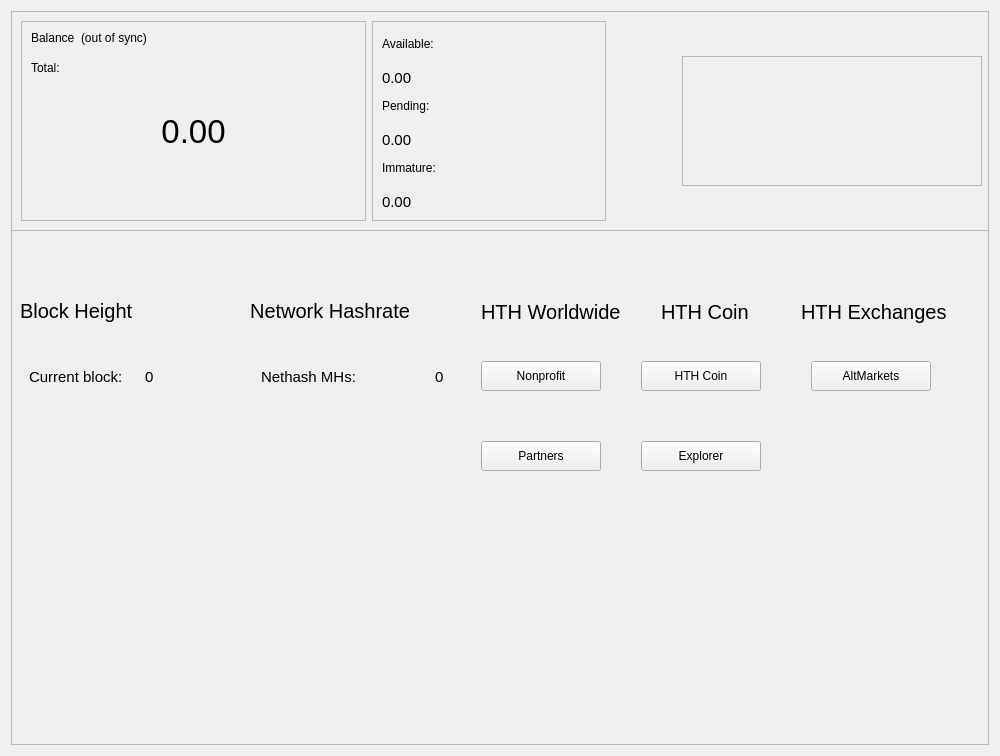
Qt form src/qt/forms/overviewpage.ui (barrystyle/hth) before a commit.
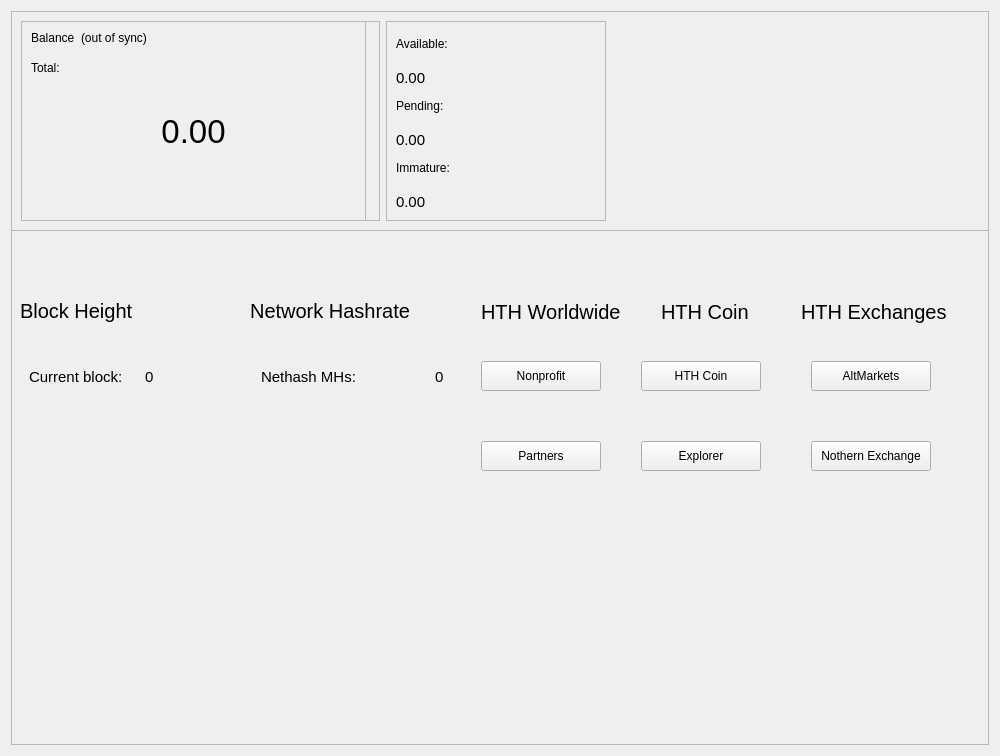
The same form after that commit. Icons and pictures are not drawn.

```diff
--- a/src/qt/forms/overviewpage.ui
+++ b/src/qt/forms/overviewpage.ui
@@ -305,6 +305,12 @@
        </item>
        <item>
         <widget class="QFrame" name="frame_blue_2">
+         <property name="sizePolicy">
+          <sizepolicy hsizetype="Fixed" vsizetype="Preferred">
+           <horstretch>0</horstretch>
+           <verstretch>0</verstretch>
+          </sizepolicy>
+         </property>
          <property name="minimumSize">
           <size>
            <width>220</width>
@@ -459,39 +465,24 @@
         </spacer>
        </item>
        <item>
-        <widget class="QFrame" name="frame_logo">
-         <property name="sizePolicy">
-          <sizepolicy hsizetype="Preferred" vsizetype="Preferred">
-           <horstretch>0</horstretch>
-           <verstretch>0</verstretch>
-          </sizepolicy>
-         </property>
+        <widget class="QLabel" name="label_6">
          <property name="minimumSize">
           <size>
            <width>300</width>
-           <height>0</height>
+           <height>10</height>
           </size>
          </property>
          <property name="maximumSize">
           <size>
-           <width>10</width>
+           <width>300</width>
            <height>130</height>
           </size>
          </property>
-         <property name="baseSize">
-          <size>
-           <width>0</width>
-           <height>0</height>
-          </size>
+         <property name="text">
+          <string/>
          </property>
-         <property name="styleSheet">
-          <string notr="true">background-image: url(':/images/light/helpthehomeless_logo_horizontal') 0 0 0 0 stretch stretch;</string>
-         </property>
-         <property name="frameShape">
-          <enum>QFrame::StyledPanel</enum>
-         </property>
-         <property name="frameShadow">
-          <enum>QFrame::Raised</enum>
+         <property name="pixmap">
+          <pixmap>../../../../../../../../../../../../Desktop/Development/hth-1-master/src/qt/res/images/light/helpthehomeless_logo_horizontal.png</pixmap>
          </property>
         </widget>
        </item>
@@ -896,6 +887,37 @@
        <string>HTH Exchanges</string>
       </property>
      </widget>
+     <widget class="QPushButton" name="pushButton_Website_5">
+      <property name="geometry">
+       <rect>
+        <x>800</x>
+        <y>430</y>
+        <width>120</width>
+        <height>30</height>
+       </rect>
+      </property>
+      <property name="minimumSize">
+       <size>
+        <width>100</width>
+        <height>30</height>
+       </size>
+      </property>
+      <property name="maximumSize">
+       <size>
+        <width>120</width>
+        <height>30</height>
+       </size>
+      </property>
+      <property name="toolTip">
+       <string>&lt;html&gt;&lt;head/&gt;&lt;body&gt;&lt;p&gt;Visit Northern Exchange and Trade Help The Homeless Coin Today!&lt;/p&gt;&lt;/body&gt;&lt;/html&gt;</string>
+      </property>
+      <property name="styleSheet">
+       <string notr="true">&lt;a href=&quot;https://nortexchange.com/exchange/?market=HTH_BTC&quot;&gt;&lt;/a&gt;</string>
+      </property>
+      <property name="text">
+       <string>Nothern Exchange</string>
+      </property>
+     </widget>
     </widget>
    </item>
   </layout>
```
Left out of the diff: 2 changed lines with no effect on the pictures.
